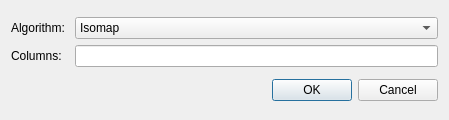
Old version of the form ndimage/gui/ui/algorithm.ui in the repository samueljackson92/NDImage.
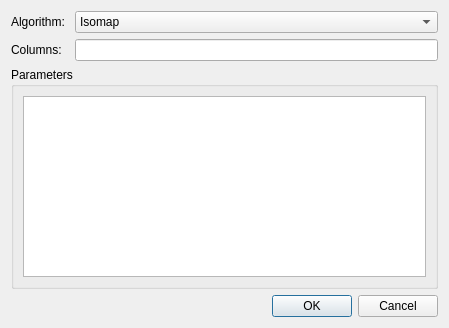
New version of the form.

Commit message:
Refs #12 Add parameter editor.
Now needs to be hooked up to running the algorithm

```diff
--- a/ndimage/gui/ui/algorithm.ui
+++ b/ndimage/gui/ui/algorithm.ui
@@ -7,7 +7,7 @@
     <x>0</x>
     <y>0</y>
     <width>449</width>
-    <height>120</height>
+    <height>328</height>
    </rect>
   </property>
   <property name="sizePolicy">
@@ -76,6 +76,18 @@
      </item>
     </layout>
    </item>
+   <item>
+    <widget class="QGroupBox" name="parametersGroupBox">
+     <property name="title">
+      <string>Parameters</string>
+     </property>
+     <layout class="QVBoxLayout" name="verticalLayout_2">
+      <item>
+       <widget class="QTableWidget" name="parameterTable"/>
+      </item>
+     </layout>
+    </widget>
+   </item>
    <item>
     <widget class="QDialogButtonBox" name="buttonBox">
      <property name="orientation">
```
The commit also changes 3 other files.
